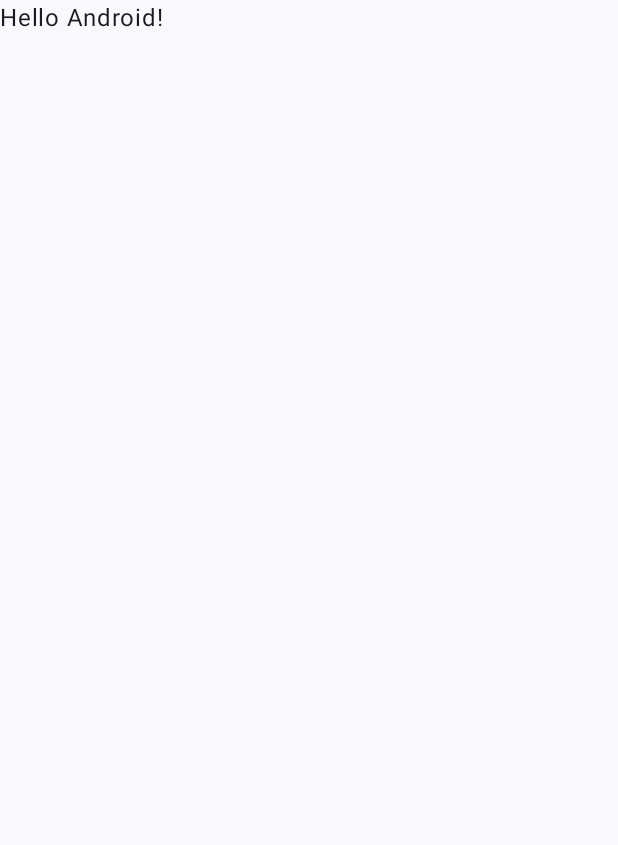
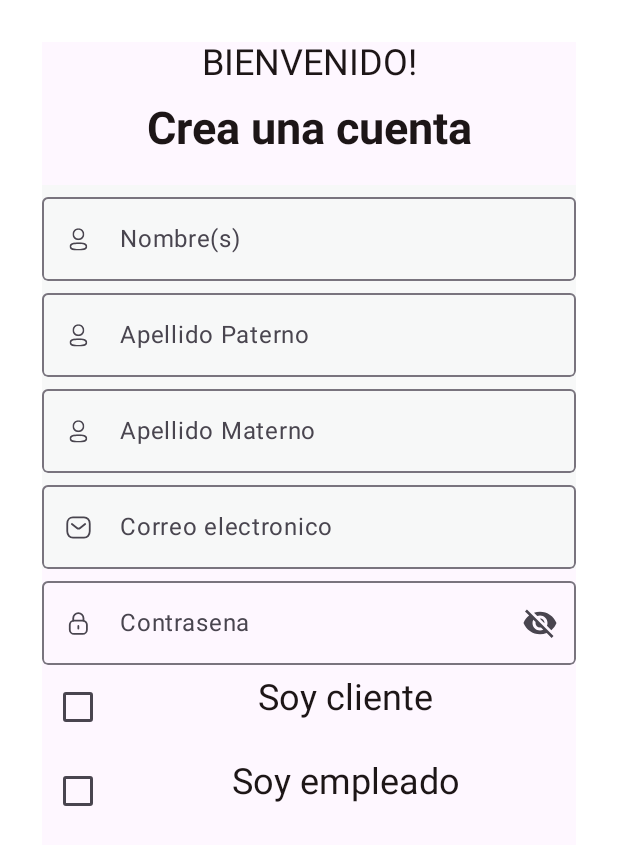
Before and after one commit to osvid98/Foodtruck-Zacatenco-Movil-Android-Frontend, an Android app built with Jetpack Compose: the screen it shows after launch (MainActivity), on a phone screen of 412 x 824 dp. Before the commit the part shown is almost empty. Shown: the top 845 px of the screen. Run offline under Robolectric (Android 15) with nearby library versions, the phone set to English and light mode, and no system bars.

Commit message:
Registro basico

```diff
--- a/app/build.gradle.kts
+++ b/app/build.gradle.kts
@@ -59,6 +59,8 @@ dependencies {
     implementation("androidx.compose.ui:ui-graphics")
     implementation("androidx.compose.ui:ui-tooling-preview")
     implementation("androidx.compose.material3:material3")
+    implementation("androidx.compose.material:material-icons-extended")
+    implementation("androidx.constraintlayout:constraintlayout-compose:1.0.1")
     testImplementation("junit:junit:4.13.2")
     androidTestImplementation("androidx.test.ext:junit:1.1.5")
     androidTestImplementation("androidx.test.espresso:espresso-core:3.5.1")
--- a/app/src/main/java/mx/ipn/escom/verac/foodtruck/MainActivity.kt
+++ b/app/src/main/java/mx/ipn/escom/verac/foodtruck/MainActivity.kt
@@ -10,37 +10,21 @@ import androidx.compose.material3.Text
 import androidx.compose.runtime.Composable
 import androidx.compose.ui.Modifier
 import androidx.compose.ui.tooling.preview.Preview
+import mx.ipn.escom.verac.foodtruck.app.FoodTruckApp
 import mx.ipn.escom.verac.foodtruck.ui.theme.FoodTruckTheme
 
 class MainActivity : ComponentActivity() {
     override fun onCreate(savedInstanceState: Bundle?) {
         super.onCreate(savedInstanceState)
         setContent {
-            FoodTruckTheme {
-                // A surface container using the 'background' color from the theme
-                Surface(
-                    modifier = Modifier.fillMaxSize(),
-                    color = MaterialTheme.colorScheme.background
-                ) {
-                    Greeting("Android")
-                }
-            }
+            FoodTruckApp()
+
         }
     }
 }
 
+@Preview
 @Composable
-fun Greeting(name: String, modifier: Modifier = Modifier) {
-    Text(
-        text = "Hello $name!",
-        modifier = modifier
-    )
+fun DefaultPreview(){
+    FoodTruckApp()
 }
-
-@Preview(showBackground = true)
-@Composable
-fun GreetingPreview() {
-    FoodTruckTheme {
-        Greeting("Android")
-    }
-}
--- /dev/null
+++ b/app/src/main/java/mx/ipn/escom/verac/foodtruck/app/FoodTruckApp.kt
@@ -0,0 +1,19 @@
+package mx.ipn.escom.verac.foodtruck.app
+
+import androidx.compose.foundation.layout.fillMaxSize
+import androidx.compose.material3.Surface
+import androidx.compose.runtime.Composable
+import androidx.compose.ui.Modifier
+import androidx.compose.ui.graphics.Color
+import mx.ipn.escom.verac.foodtruck.screens.SignUpScreen
+
+@Composable
+fun FoodTruckApp(){
+    Surface (
+        modifier = Modifier.fillMaxSize(),
+        color = Color.White
+    ){
+        SignUpScreen()
+
+    }
+}
--- /dev/null
+++ b/app/src/main/java/mx/ipn/escom/verac/foodtruck/components/AppComponents.kt
@@ -0,0 +1,194 @@
+package mx.ipn.escom.verac.foodtruck.components
+
+import androidx.compose.foundation.layout.Row
+import androidx.compose.foundation.layout.fillMaxWidth
+import androidx.compose.foundation.layout.heightIn
+import androidx.compose.foundation.text.KeyboardOptions
+import androidx.compose.material.icons.Icons
+import androidx.compose.material.icons.filled.Visibility
+import androidx.compose.material.icons.filled.VisibilityOff
+import androidx.compose.material3.Checkbox
+import androidx.compose.material3.ExperimentalMaterial3Api
+import androidx.compose.material3.Icon
+import androidx.compose.material3.IconButton
+import androidx.compose.material3.OutlinedTextField
+import androidx.compose.material3.Surface
+import androidx.compose.material3.Text
+import androidx.compose.material3.TextFieldDefaults
+import androidx.compose.runtime.Composable
+import androidx.compose.runtime.mutableStateOf
+import androidx.compose.runtime.remember
+import androidx.compose.ui.Alignment
+import androidx.compose.ui.Modifier
+import androidx.compose.ui.draw.clip
+import androidx.compose.ui.graphics.painter.Painter
+import androidx.compose.ui.platform.LocalFocusManager
+import androidx.compose.ui.res.colorResource
+import androidx.compose.ui.res.stringResource
+import androidx.compose.ui.text.TextStyle
+import androidx.compose.ui.text.font.FontStyle
+import androidx.compose.ui.text.font.FontWeight
+import androidx.compose.ui.text.input.KeyboardType
+import androidx.compose.ui.text.input.PasswordVisualTransformation
+import androidx.compose.ui.text.input.VisualTransformation
+import androidx.compose.ui.text.style.TextAlign
+import androidx.compose.ui.unit.dp
+import androidx.compose.ui.unit.sp
+import mx.ipn.escom.verac.foodtruck.R
+import mx.ipn.escom.verac.foodtruck.theme.BgColor
+import mx.ipn.escom.verac.foodtruck.theme.Primary
+import mx.ipn.escom.verac.foodtruck.theme.componentShapes
+
+@Composable
+fun NormalTextComponent(value:String){
+    Text(
+        text = value,
+        modifier = Modifier
+            .fillMaxWidth()
+            .heightIn(min = 40.dp),
+        style = TextStyle(
+            fontSize = 24.sp,
+            fontWeight = FontWeight.Normal,
+            fontStyle = FontStyle.Normal
+        )
+        , color = colorResource(id = R.color.colorText)
+        , textAlign = TextAlign.Center
+    )
+}
+
+@Composable
+fun TituloTextComponent(value:String){
+    Text(
+        text = value,
+        modifier = Modifier
+            .fillMaxWidth()
+            .heightIn(),
+        style = TextStyle(
+            fontSize = 30.sp,
+            fontWeight = FontWeight.Bold,
+            fontStyle = FontStyle.Normal
+        )
+        , color = colorResource(id = R.color.colorText)
+        , textAlign = TextAlign.Center
+    )
+}
+
+@OptIn(ExperimentalMaterial3Api::class)
+@Composable
+fun MyTextFieldComponent(
+    labelValue: String,
+    painterResource: Painter,
+) {
+
+    val textValue = remember {
+        mutableStateOf("")
+    }
+    val localFocusManager = LocalFocusManager.current
+    Surface (color = BgColor){
+        OutlinedTextField(
+            modifier = Modifier
+                .fillMaxWidth()
+                .clip(componentShapes.small),
+            label = { Text(text = labelValue) },
+            colors = TextFieldDefaults.outlinedTextFieldColors(
+                focusedBorderColor = Primary,
+                focusedLabelColor = Primary,
+                cursorColor = Primary,
+                ),
+            keyboardOptions = KeyboardOptions.Default,
+            value = textValue.value,
+            onValueChange = {
+                textValue.value = it
+            },
+            leadingIcon = {
+                Icon(painter = painterResource, contentDescription = "")
+            },
+
+
+            )
+    }
+
+
+}
+
+@OptIn(ExperimentalMaterial3Api::class)
+@Composable
+fun PasswordTextFieldComponent(
+    labelValue: String, painterResource: Painter,
+) {
+
+    val localFocusManager = LocalFocusManager.current
+    val password = remember {
+        mutableStateOf("")
+    }
+
+    val passwordVisible = remember {
+        mutableStateOf(false)
+    }
+
+    OutlinedTextField(
+        modifier = Modifier
+            .fillMaxWidth()
+            .clip(componentShapes.small),
+        label = { Text(text = labelValue) },
+        colors = TextFieldDefaults.outlinedTextFieldColors(
+            focusedBorderColor = Primary,
+            focusedLabelColor = Primary,
+            cursorColor = Primary,
+        ),
+        keyboardOptions = KeyboardOptions(
+            keyboardType = KeyboardType.Password,
+        ),
+       value = password.value,
+        onValueChange = {
+            password.value = it
+        },
+        leadingIcon = {
+            Icon(painter = painterResource, contentDescription = "")
+        },
+        trailingIcon = {
+
+            val iconImage = if (passwordVisible.value) {
+                Icons.Filled.Visibility
+            } else {
+                Icons.Filled.VisibilityOff
+            }
+
+            val description = if (passwordVisible.value) {
+                stringResource(id = R.string.ocultar_password)
+            } else {
+                stringResource(id = R.string.mostrar_password)
+            }
+
+            IconButton(onClick = { passwordVisible.value = !passwordVisible.value }) {
+                Icon(imageVector = iconImage, contentDescription = description)
+            }
+
+        },
+        visualTransformation = if (passwordVisible.value) VisualTransformation.None else PasswordVisualTransformation(),
+    )
+}
+
+@Composable
+fun CheckboxComponent(
+    value: String
+
+) {
+    Row(
+        modifier = Modifier
+            .fillMaxWidth()
+            .heightIn(56.dp),
+        verticalAlignment = Alignment.CenterVertically,
+    ) {
+
+        val checkedState = remember {
+            mutableStateOf(false)
+        }
+
+        Checkbox(checked = checkedState.value,
+            onCheckedChange = {
+                checkedState.value = !checkedState.value
+            })
+        NormalTextComponent(value = value)
+    }
+}
--- /dev/null
+++ b/app/src/main/java/mx/ipn/escom/verac/foodtruck/screens/SignUpScreen.kt
@@ -0,0 +1,79 @@
+package mx.ipn.escom.verac.foodtruck.screens
+
+import androidx.compose.foundation.background
+import androidx.compose.foundation.layout.Column
+import androidx.compose.foundation.layout.Spacer
+import androidx.compose.foundation.layout.fillMaxSize
+import androidx.compose.foundation.layout.height
+import androidx.compose.foundation.layout.padding
+import androidx.compose.material3.Surface
+import androidx.compose.runtime.Composable
+import androidx.compose.ui.Modifier
+import androidx.compose.ui.graphics.Color
+import androidx.compose.ui.res.painterResource
+import androidx.compose.ui.res.stringResource
+import androidx.compose.ui.tooling.preview.Preview
+import androidx.compose.ui.unit.dp
+import mx.ipn.escom.verac.foodtruck.R
+import mx.ipn.escom.verac.foodtruck.components.CheckboxComponent
+import mx.ipn.escom.verac.foodtruck.components.MyTextFieldComponent
+import mx.ipn.escom.verac.foodtruck.components.NormalTextComponent
+import mx.ipn.escom.verac.foodtruck.components.PasswordTextFieldComponent
+import mx.ipn.escom.verac.foodtruck.components.TituloTextComponent
+
+
+@Composable
+fun SignUpScreen() {
+    Surface(
+        modifier = Modifier
+            .fillMaxSize()
+            .background(Color.White)
+            .padding(28.dp)
+
+    ) {
+        Column(modifier = Modifier.fillMaxSize()){
+            NormalTextComponent(value = stringResource(id = R.string.bienvenida))
+            TituloTextComponent(value = stringResource(id = R.string.crear_cuenta))
+            Spacer(modifier = Modifier.height(20.dp))
+
+            MyTextFieldComponent(
+                labelValue = stringResource(id = R.string.nombre),
+                painterResource = painterResource(id = R.drawable.profile)
+            )
+
+            MyTextFieldComponent(
+                labelValue = stringResource(id = R.string.apellido_paterno),
+                painterResource = painterResource(id = R.drawable.profile)
+            )
+
+            MyTextFieldComponent(
+                labelValue = stringResource(id = R.string.apellido_materno),
+                painterResource = painterResource(id = R.drawable.profile)
+            )
+
+            MyTextFieldComponent(
+                labelValue = stringResource(id = R.string.email),
+                painterResource = painterResource(id = R.drawable.message)
+            )
+
+            PasswordTextFieldComponent(
+                labelValue = stringResource(id = R.string.password),
+                painterResource = painterResource(id = R.drawable.lock)
+            )
+            CheckboxComponent(value = stringResource(id = R.string.registro_usuario) )
+            CheckboxComponent(value = stringResource(id = R.string.registro_empleado) )
+
+
+
+        }
+
+
+
+    }
+}
+
+@Preview
+@Composable
+fun DefaultPreviewOfSignUpScreen(){
+    SignUpScreen()
+}
--- /dev/null
+++ b/app/src/main/java/mx/ipn/escom/verac/foodtruck/theme/ComponentsShape.kt
@@ -0,0 +1,13 @@
+package mx.ipn.escom.verac.foodtruck.theme
+
+import android.view.RoundedCorner
+import androidx.compose.foundation.shape.RoundedCornerShape
+import androidx.compose.material3.Shapes
+import androidx.compose.ui.input.key.Key.Companion.I
+import androidx.compose.ui.unit.dp
+
+val componentShapes = Shapes (
+    small = RoundedCornerShape(4.dp),
+    medium = RoundedCornerShape(8.dp),
+    large = RoundedCornerShape(0.dp)
+)
--- /dev/null
+++ b/app/src/main/java/mx/ipn/escom/verac/foodtruck/theme/colors.kt
@@ -0,0 +1,11 @@
+package mx.ipn.escom.verac.foodtruck.theme
+
+import androidx.compose.ui.graphics.Color
+
+val Primary = Color (0xFF92A3FD)
+val Secondary = Color(  0xFF9DCEFF)
+val TextColor = Color(  0xFF1D1617)
+val AccentColor = Color( 0xFFC58BF2)
+val GrayColor = Color(  0xFF7B6F72)
+val WhiteColor = Color( 0xFFFFFFFF)
+val BgColor = Color (0xFFF7F8F8)
--- /dev/null
+++ b/app/src/main/res/drawable/lock.xml
@@ -0,0 +1,28 @@
+<vector xmlns:android="http://schemas.android.com/apk/res/android"
+    android:width="18dp"
+    android:height="18dp"
+    android:viewportWidth="18"
+    android:viewportHeight="18">
+    <path
+        android:pathData="M12.318,7.086V5.476C12.318,3.591 10.789,2.062 8.904,2.062C7.02,2.054 5.485,3.575 5.477,5.461V5.476V7.086"
+        android:strokeLineJoin="round"
+        android:strokeWidth="1.2"
+        android:fillColor="#00000000"
+        android:strokeColor="#7B6F72"
+        android:strokeLineCap="round"/>
+    <path
+        android:pathData="M11.762,15.937H6.032C4.461,15.937 3.188,14.665 3.188,13.093V9.876C3.188,8.305 4.461,7.032 6.032,7.032H11.762C13.333,7.032 14.606,8.305 14.606,9.876V13.093C14.606,14.665 13.333,15.937 11.762,15.937Z"
+        android:strokeLineJoin="round"
+        android:strokeWidth="1.2"
+        android:fillColor="#00000000"
+        android:fillType="evenOdd"
+        android:strokeColor="#7B6F72"
+        android:strokeLineCap="round"/>
+    <path
+        android:pathData="M8.897,10.652V12.318"
+        android:strokeLineJoin="round"
+        android:strokeWidth="1.2"
+        android:fillColor="#00000000"
+        android:strokeColor="#7B6F72"
+        android:strokeLineCap="round"/>
+</vector>
--- /dev/null
+++ b/app/src/main/res/drawable/message.xml
@@ -0,0 +1,21 @@
+<vector xmlns:android="http://schemas.android.com/apk/res/android"
+    android:width="18dp"
+    android:height="18dp"
+    android:viewportWidth="18"
+    android:viewportHeight="18">
+    <path
+        android:pathData="M13.427,6.638L10.094,9.348C9.465,9.848 8.579,9.848 7.949,9.348L4.589,6.638"
+        android:strokeLineJoin="round"
+        android:strokeWidth="1.2"
+        android:fillColor="#00000000"
+        android:strokeColor="#7B6F72"
+        android:strokeLineCap="round"/>
+    <path
+        android:pathData="M12.682,15.75C14.963,15.756 16.5,13.882 16.5,11.579V6.428C16.5,4.124 14.963,2.25 12.682,2.25H5.318C3.037,2.25 1.5,4.124 1.5,6.428V11.579C1.5,13.882 3.037,15.756 5.318,15.75H12.682Z"
+        android:strokeLineJoin="round"
+        android:strokeWidth="1.2"
+        android:fillColor="#00000000"
+        android:fillType="evenOdd"
+        android:strokeColor="#7B6F72"
+        android:strokeLineCap="round"/>
+</vector>
--- /dev/null
+++ b/app/src/main/res/drawable/profile.xml
@@ -0,0 +1,24 @@
+<vector xmlns:android="http://schemas.android.com/apk/res/android"
+    android:width="18dp"
+    android:height="18dp"
+    android:viewportWidth="18"
+    android:viewportHeight="18">
+    <group>
+        <clip-path
+            android:pathData="M3,10.872H14.88V16.403H3V10.872Z"
+            android:fillType="evenOdd"/>
+        <path
+            android:pathData="M8.941,11.997C5.745,11.997 4.125,12.546 4.125,13.63C4.125,14.723 5.745,15.278 8.941,15.278C12.136,15.278 13.755,14.729 13.755,13.645C13.755,12.551 12.136,11.997 8.941,11.997M8.941,16.403C7.471,16.403 3,16.403 3,13.63C3,11.158 6.391,10.872 8.941,10.872C10.41,10.872 14.88,10.872 14.88,13.645C14.88,16.117 11.49,16.403 8.941,16.403"
+            android:fillColor="#7B6F72"
+            android:fillType="evenOdd"/>
+    </group>
+    <group>
+        <clip-path
+            android:pathData="M4.957,1.5H12.922V9.464H4.957V1.5Z"
+            android:fillType="evenOdd"/>
+        <path
+            android:pathData="M8.941,2.571C7.335,2.571 6.028,3.877 6.028,5.482C6.023,7.083 7.32,8.388 8.919,8.394L8.941,8.929V8.394C10.546,8.394 11.851,7.087 11.851,5.482C11.851,3.877 10.546,2.571 8.941,2.571M8.941,9.464H8.917C6.725,9.457 4.95,7.67 4.957,5.48C4.957,3.286 6.744,1.5 8.941,1.5C11.137,1.5 12.922,3.286 12.922,5.482C12.922,7.678 11.137,9.464 8.941,9.464"
+            android:fillColor="#7B6F72"
+            android:fillType="evenOdd"/>
+    </group>
+</vector>
--- a/app/src/main/res/values/colors.xml
+++ b/app/src/main/res/values/colors.xml
@@ -7,4 +7,5 @@
     <color name="teal_700">#FF018786</color>
     <color name="black">#FF000000</color>
     <color name="white">#FFFFFFFF</color>
+    <color name="colorText">#1D1617</color>
 </resources>
--- a/app/src/main/res/values/strings.xml
+++ b/app/src/main/res/values/strings.xml
@@ -1,3 +1,22 @@
 <resources>
     <string name="app_name">FoodTruck</string>
+    <string name="bienvenida">BIENVENIDO!</string>
+    <string name="crear_cuenta">Crea una cuenta</string>
+    <string name="nombre">Nombre(s)</string>
+    <string name="apellido_paterno">Apellido Paterno</string>
+    <string name="apellido_materno">Apellido Materno</string>
+    <string name="email">Correo electronico</string>
+    <string name="ocultar_password">Ocultar ocntrasena</string>
+    <string name="mostrar_password">Mostrar ocntrasena</string>
+    <string name="password">Contrasena</string>
+    <string name="registro_usuario">Soy cliente</string>
+    <string name="registro_empleado">Soy empleado</string>
+
+
+
+
+
+
+
+
 </resources>
```
